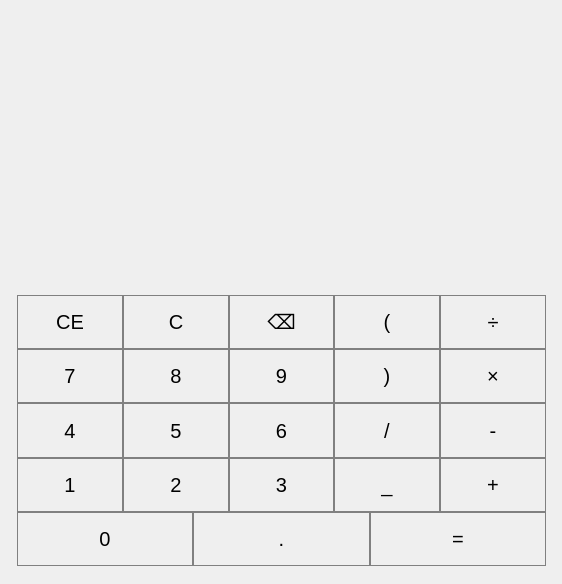
Old version of the form mainwindow.ui in the repository Meestermoo2/MixedNumberCalculator.
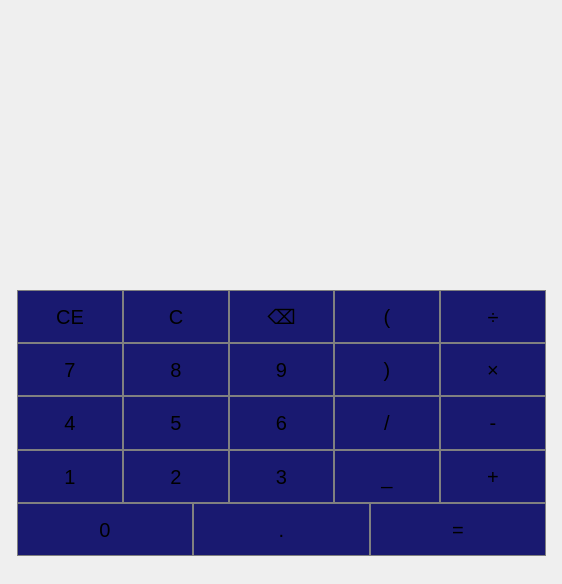
New version of the form.

The edit to the form file:
```diff
--- a/mainwindow.ui
+++ b/mainwindow.ui
@@ -20,7 +20,7 @@
       <x>6</x>
       <y>6</y>
       <width>551</width>
-      <height>571</height>
+      <height>561</height>
      </rect>
     </property>
     <layout class="QVBoxLayout" name="verticalLayout_2">
@@ -33,6 +33,15 @@
            <pointsize>28</pointsize>
           </font>
          </property>
+         <property name="styleSheet">
+          <string notr="true">QLabel {
+  qproperty-alignment: 'AlignVCenter | AlignRight';
+  border: 1px solid gray;
+}
+
+background-color : slategrey;
+color : slategrey;</string>
+         </property>
          <property name="text">
           <string/>
          </property>
@@ -49,10 +58,13 @@
           </font>
          </property>
          <property name="styleSheet">
-          <string notr="true">QLAbel {
-qproperty-alignment: 'AlignVCenter | AlignRight';
-border:1px solid gray;
-}</string>
+          <string notr="true">QLabel {
+  qproperty-alignment: 'AlignVCenter | AlignRight';
+  border: 1px solid gray;
+}
+
+background-color : slategrey;
+color : slategrey;</string>
          </property>
          <property name="text">
           <string/>
@@ -69,6 +81,15 @@
            <pointsize>28</pointsize>
           </font>
          </property>
+         <property name="styleSheet">
+          <string notr="true">QLabel {
+  qproperty-alignment: 'AlignVCenter | AlignRight';
+  border: 1px solid gray;
+}
+
+background-color : slategrey;
+color : slategrey;</string>
+         </property>
          <property name="text">
           <string/>
          </property>
@@ -107,6 +128,7 @@
            </property>
            <property name="styleSheet">
             <string notr="true">QPushButton {
+background-color: midnightblue;
 border: 1px solid gray;
 }
 QPushButton:pressed{
@@ -137,6 +159,7 @@
            </property>
            <property name="styleSheet">
             <string notr="true">QPushButton {
+background-color: midnightblue;
 border: 1px solid gray;
 }
 QPushButton:pressed{
@@ -167,6 +190,7 @@
            </property>
            <property name="styleSheet">
             <string notr="true">QPushButton {
+background-color: midnightblue;
 border: 1px solid gray;
 }
 QPushButton:pressed{
@@ -197,6 +221,7 @@
            </property>
            <property name="styleSheet">
             <string notr="true">QPushButton {
+background-color: midnightblue;
 border: 1px solid gray;
 }
 QPushButton:pressed{
@@ -224,6 +249,7 @@
            </property>
            <property name="styleSheet">
             <string notr="true">QPushButton {
+background-color: midnightblue;
 border: 1px solid gray;
 }
 QPushButton:pressed{
@@ -261,6 +287,7 @@
            </property>
            <property name="styleSheet">
             <string notr="true">QPushButton {
+background-color: midnightblue;
 border: 1px solid gray;
 }
 QPushButton:pressed{
@@ -291,6 +318,7 @@
            </property>
            <property name="styleSheet">
             <string notr="true">QPushButton {
+background-color: midnightblue;
 border: 1px solid gray;
 }
 QPushButton:pressed{
@@ -321,6 +349,7 @@
            </property>
            <property name="styleSheet">
             <string notr="true">QPushButton {
+background-color: midnightblue;
 border: 1px solid gray;
 }
 QPushButton:pressed{
@@ -351,6 +380,7 @@
            </property>
            <property name="styleSheet">
             <string notr="true">QPushButton {
+background-color: midnightblue;
 border: 1px solid gray;
 }
 QPushButton:pressed{
@@ -378,6 +408,7 @@
            </property>
            <property name="styleSheet">
             <string notr="true">QPushButton {
+background-color: midnightblue;
 border: 1px solid gray;
 }
 QPushButton:pressed{
@@ -415,6 +446,7 @@
            </property>
            <property name="styleSheet">
             <string notr="true">QPushButton {
+background-color: midnightblue;
 border: 1px solid gray;
 }
 QPushButton:pressed{
@@ -445,6 +477,7 @@
            </property>
            <property name="styleSheet">
             <string notr="true">QPushButton {
+background-color: midnightblue;
 border: 1px solid gray;
 }
 QPushButton:pressed{
@@ -475,6 +508,7 @@
            </property>
            <property name="styleSheet">
             <string notr="true">QPushButton {
+background-color: midnightblue;
 border: 1px solid gray;
 }
 QPushButton:pressed{
@@ -505,6 +539,7 @@
            </property>
            <property name="styleSheet">
             <string notr="true">QPushButton {
+background-color: midnightblue;
 border: 1px solid gray;
 }
 QPushButton:pressed{
@@ -535,6 +570,7 @@
            </property>
            <property name="styleSheet">
             <string notr="true">QPushButton {
+background-color: midnightblue;
 border: 1px solid gray;
 }
 QPushButton:pressed{
@@ -569,6 +605,7 @@
            </property>
            <property name="styleSheet">
             <string notr="true">QPushButton {
+background-color: midnightblue;
 border: 1px solid gray;
 }
 QPushButton:pressed{
@@ -599,6 +636,7 @@
            </property>
            <property name="styleSheet">
             <string notr="true">QPushButton {
+background-color: midnightblue;
 border: 1px solid gray;
 }
 QPushButton:pressed{
@@ -629,6 +667,7 @@
            </property>
            <property name="styleSheet">
             <string notr="true">QPushButton {
+background-color: midnightblue;
 border: 1px solid gray;
 }
 QPushButton:pressed{
@@ -659,6 +698,7 @@
            </property>
            <property name="styleSheet">
             <string notr="true">QPushButton {
+background-color: midnightblue;
 border: 1px solid gray;
 }
 QPushButton:pressed{
@@ -686,6 +726,7 @@
            </property>
            <property name="styleSheet">
             <string notr="true">QPushButton {
+background-color: midnightblue;
 border: 1px solid gray;
 }
 QPushButton:pressed{
@@ -723,6 +764,7 @@
            </property>
            <property name="styleSheet">
             <string notr="true">QPushButton {
+background-color: midnightblue;
 border: 1px solid gray;
 }
 QPushButton:pressed{
@@ -753,6 +795,7 @@
            </property>
            <property name="styleSheet">
             <string notr="true">QPushButton {
+background-color: midnightblue;
 border: 1px solid gray;
 }
 QPushButton:pressed{
@@ -783,6 +826,7 @@
            </property>
            <property name="styleSheet">
             <string notr="true">QPushButton {
+background-color: midnightblue;
 border: 1px solid gray;
 }
 QPushButton:pressed{
```
Left out of the diff: 2 changed lines with no effect on the pictures.
